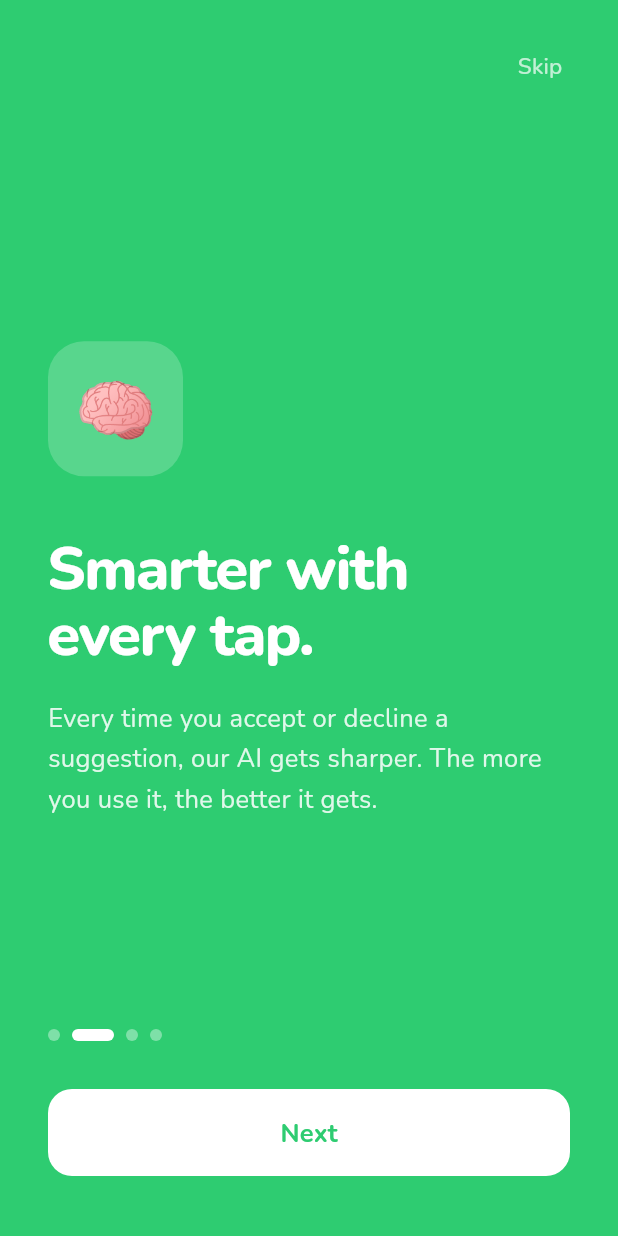
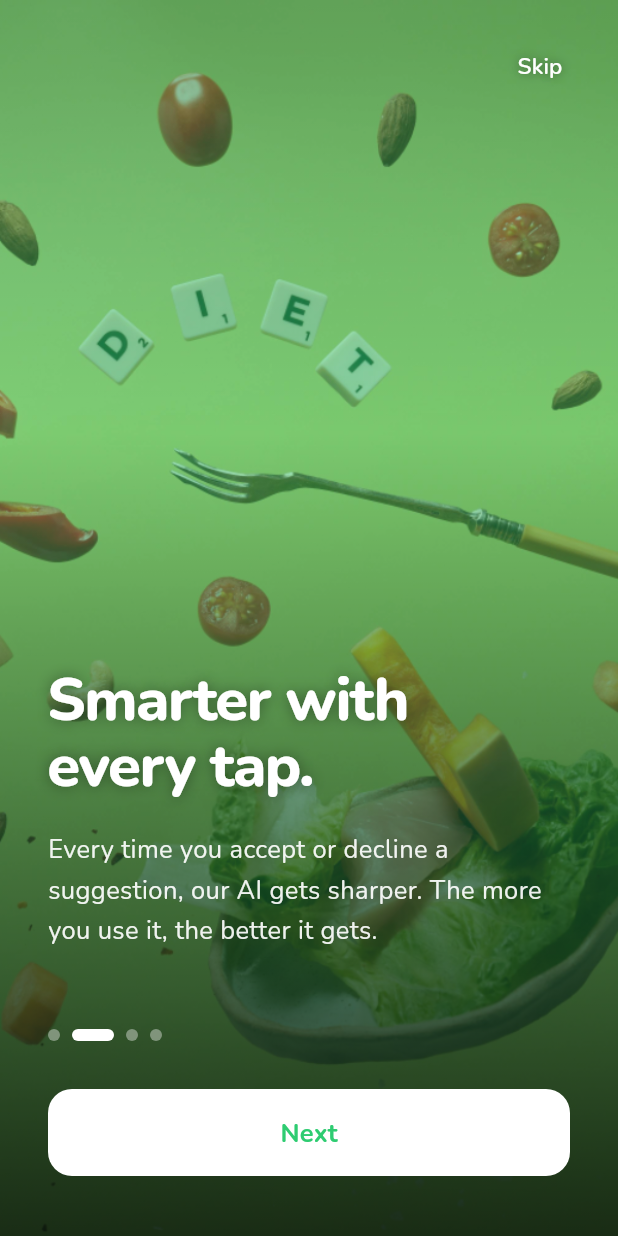
Before and after one commit to mitali-gautam05/GeoFood-Recommender, a Flutter app: the screen it shows after launch, swiped to page 2, on a phone screen of 412 x 824 dp. Run offline on Flutter 3.47's test engine with Material 3 defaults, Android fonts, the phone set to English and light mode, and no system bars; our stand-ins replace flutter_local_notifications, geolocator, google_fonts, shared_preferences.

Commit message:
feat(onboarding): replace emoji icons with full-bleed food photos, tint and gradient overlay, precache images

```diff
--- a/frontend/lib/screens/onboarding/onboarding_screen.dart
+++ b/frontend/lib/screens/onboarding/onboarding_screen.dart
@@ -13,33 +13,34 @@ class _OnboardingScreenState extends State<OnboardingScreen>
     with TickerProviderStateMixin {
   final PageController _pageController = PageController();
   int _currentPage = 0;
+  bool _precached = false;
   late AnimationController _fadeController;
   late Animation<double> _fadeAnimation;
 
   final List<OnboardingPage> _pages = [
     OnboardingPage(
-      emoji: '🍽️',
+      imagePath: 'assets/onboarding/slide1.jpg',
       title: 'Food that finds\nyou first.',
       subtitle:
           'GeoTaste AI learns what you love and recommends the best nearby restaurants before you even feel hungry.',
       color: Color(0xFFFF6B35),
     ),
     OnboardingPage(
-      emoji: '🧠',
+      imagePath: 'assets/onboarding/slide2.jpg',
       title: 'Smarter with\nevery tap.',
       subtitle:
           'Every time you accept or decline a suggestion, our AI gets sharper. The more you use it, the better it gets.',
       color: Color(0xFF2ECC71),
     ),
     OnboardingPage(
-      emoji: '⏰',
+      imagePath: 'assets/onboarding/slide3.jpg',
       title: 'Right food,\nright time.',
       subtitle:
           'Biryani at 8pm. Dosa at 8am. GeoTaste AI knows what hits different based on the hour — not just your location.',
       color: Color(0xFF3498DB),
     ),
     OnboardingPage(
-      emoji: '😌',
+      imagePath: 'assets/onboarding/slide4.jpg',
       title: 'No spam.\nEver.',
       subtitle:
           'Tell us you\'re not hungry and we pause for an hour. You\'re in control. We just make the choices easier.',
@@ -59,6 +60,18 @@ class _OnboardingScreenState extends State<OnboardingScreen>
       curve: Curves.easeInOut,
     );
     _fadeController.forward();
+  }
+
+  @override
+  void didChangeDependencies() {
+    super.didChangeDependencies();
+    // Load all slide images up front so swiping never shows a blank frame.
+    if (!_precached) {
+      _precached = true;
+      for (final p in _pages) {
+        precacheImage(AssetImage(p.imagePath), context).catchError((_) {});
+      }
+    }
   }
 
   @override
@@ -94,39 +107,49 @@ class _OnboardingScreenState extends State<OnboardingScreen>
     }
   }
 
+  // Full-bleed photo + brand-colour tint + dark gradient for text contrast.
+  Widget _buildBackground(OnboardingPage p) {
+    return Stack(
+      fit: StackFit.expand,
+      children: [
+        Image.asset(
+          p.imagePath,
+          fit: BoxFit.cover,
+          cacheWidth: 1200,
+          // If the photo is missing, fall back to the plain brand colour.
+          errorBuilder: (_, __, ___) => Container(color: p.color),
+        ),
+        Container(color: p.color.withOpacity(0.45)),
+        Container(
+          decoration: BoxDecoration(
+            gradient: LinearGradient(
+              begin: Alignment.topCenter,
+              end: Alignment.bottomCenter,
+              stops: const [0.0, 0.35, 1.0],
+              colors: [
+                Colors.black.withOpacity(0.15),
+                Colors.transparent,
+                Colors.black.withOpacity(0.75),
+              ],
+            ),
+          ),
+        ),
+      ],
+    );
+  }
+
   @override
   Widget build(BuildContext context) {
     final page = _pages[_currentPage];
 
     return Scaffold(
       backgroundColor: page.color,
-      body: SafeArea(
-        child: FadeTransition(
+      body: FadeTransition(
         opacity: _fadeAnimation,
-          child: Column(
+        child: Stack(
           children: [
-              // ── Skip button ───────────────────────────────────────────
-              Align(
-                alignment: Alignment.topRight,
-                child: Padding(
-                  padding: const EdgeInsets.all(20),
-                  child: TextButton(
-                    onPressed: _goToLogin,
-                    child: const Text(
-                      'Skip',
-                      style: TextStyle(
-                        color: Colors.white70,
-                        fontSize: 15,
-                        fontWeight: FontWeight.w500,
-                      ),
-                    ),
-                  ),
-                ),
-              ),
-
-              // ── Page content ──────────────────────────────────────────
-              Expanded(
-                child: PageView.builder(
+            // ── Pages: photo background + text ────────────────────────
+            PageView.builder(
               controller: _pageController,
               onPageChanged: (i) {
                 _fadeController.reset();
@@ -136,29 +159,18 @@ class _OnboardingScreenState extends State<OnboardingScreen>
               itemCount: _pages.length,
               itemBuilder: (_, i) {
                 final p = _pages[i];
-                    return Padding(
-                      padding: const EdgeInsets.symmetric(horizontal: 32),
+                return Stack(
+                  fit: StackFit.expand,
+                  children: [
+                    _buildBackground(p),
+                    SafeArea(
+                      child: Padding(
+                        // bottom padding clears the dots + button below
+                        padding: const EdgeInsets.fromLTRB(32, 0, 32, 190),
                         child: Column(
-                        mainAxisAlignment: MainAxisAlignment.center,
+                          mainAxisAlignment: MainAxisAlignment.end,
                           crossAxisAlignment: CrossAxisAlignment.start,
                           children: [
-                          // Emoji
-                          Container(
-                            width: 90,
-                            height: 90,
-                            decoration: BoxDecoration(
-                              color: Colors.white.withOpacity(0.2),
-                              borderRadius: BorderRadius.circular(24),
-                            ),
-                            alignment: Alignment.center,
-                            child: Text(
-                              p.emoji,
-                              style: const TextStyle(fontSize: 44),
-                            ),
-                          ),
-                          const SizedBox(height: 40),
-
-                          // Title
                             Text(
                               p.title,
                               style: const TextStyle(
@@ -167,15 +179,16 @@ class _OnboardingScreenState extends State<OnboardingScreen>
                                 fontWeight: FontWeight.w800,
                                 height: 1.1,
                                 letterSpacing: -1,
+                                shadows: [
+                                  Shadow(blurRadius: 12, color: Colors.black38),
+                                ],
                               ),
                             ),
                             const SizedBox(height: 20),
-
-                          // Subtitle
                             Text(
                               p.subtitle,
                               style: TextStyle(
-                              color: Colors.white.withOpacity(0.85),
+                                color: Colors.white.withOpacity(0.92),
                                 fontSize: 17,
                                 height: 1.6,
                                 fontWeight: FontWeight.w400,
@@ -183,17 +196,44 @@ class _OnboardingScreenState extends State<OnboardingScreen>
                             ),
                           ],
                         ),
+                      ),
+                    ),
+                  ],
                 );
               },
+            ),
+
+            // ── Skip button ───────────────────────────────────────────
+            SafeArea(
+              child: Align(
+                alignment: Alignment.topRight,
+                child: Padding(
+                  padding: const EdgeInsets.all(20),
+                  child: TextButton(
+                    onPressed: _goToLogin,
+                    child: const Text(
+                      'Skip',
+                      style: TextStyle(
+                        color: Colors.white,
+                        fontSize: 15,
+                        fontWeight: FontWeight.w600,
+                        shadows: [Shadow(blurRadius: 8, color: Colors.black45)],
+                      ),
+                    ),
+                  ),
+                ),
               ),
             ),
 
             // ── Bottom: dots + button ─────────────────────────────────
-              Padding(
+            Align(
+              alignment: Alignment.bottomCenter,
+              child: SafeArea(
+                child: Padding(
                   padding: const EdgeInsets.fromLTRB(32, 0, 32, 40),
                   child: Column(
+                    mainAxisSize: MainAxisSize.min,
                     children: [
-                    // Dots
                       Row(
                         children: List.generate(
                           _pages.length,
@@ -212,8 +252,6 @@ class _OnboardingScreenState extends State<OnboardingScreen>
                         ),
                       ),
                       const SizedBox(height: 32),
-
-                    // Next / Get Started button
                       SizedBox(
                         width: double.infinity,
                         height: 58,
@@ -241,8 +279,9 @@ class _OnboardingScreenState extends State<OnboardingScreen>
                     ],
                   ),
                 ),
+              ),
+            ),
           ],
-          ),
         ),
       ),
     );
@@ -250,13 +289,13 @@ class _OnboardingScreenState extends State<OnboardingScreen>
 }
 
 class OnboardingPage {
-  final String emoji;
+  final String imagePath;
   final String title;
   final String subtitle;
   final Color color;
 
   OnboardingPage({
-    required this.emoji,
+    required this.imagePath,
     required this.title,
     required this.subtitle,
     required this.color,
```
Lines whose indentation alone changed are shown as unchanged.
